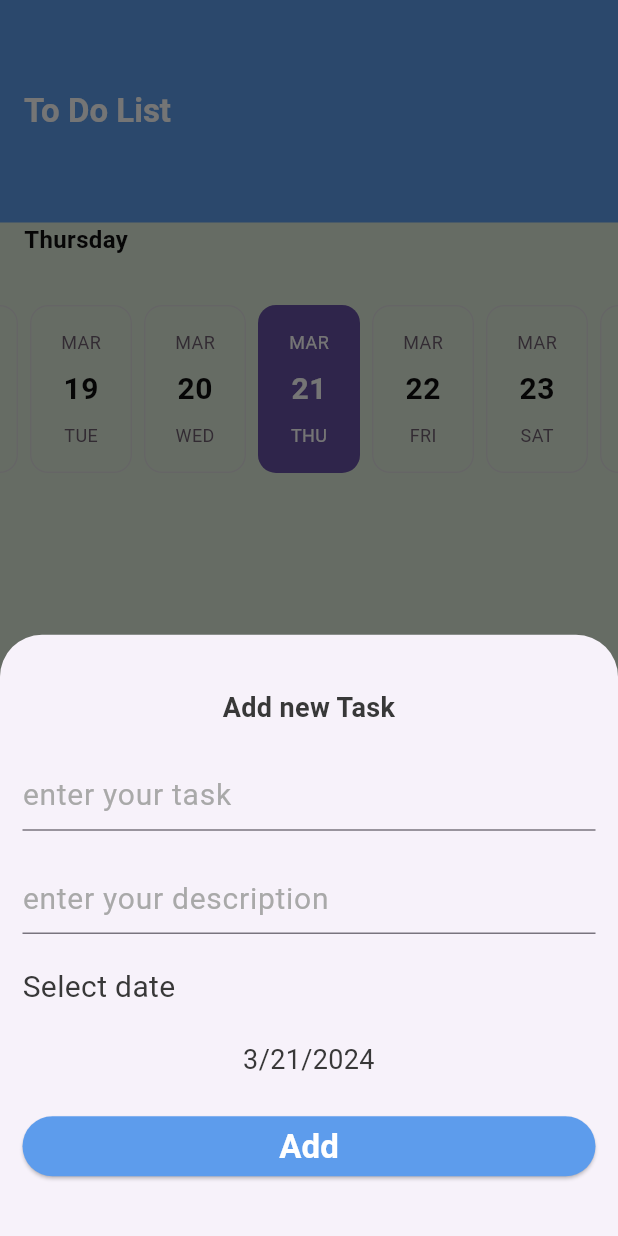
After one commit to esraa-ashraf-mohamed/To-do-List, a Flutter app: the screen it shows after launch, after a tap on the "add" icon, on a phone screen of 412 x 824 dp. The commit adds this screen. Run offline on Flutter 3.47's test engine with Material 3 defaults, Android fonts, the phone set to English and light mode, and no system bars; drawn by our look-alikes of easy_date_timeline; our stand-ins replace cloud_firestore, firebase_core, flutter_slidable; accounts and stored records are empty.

Commit message:
finish add and delete tasks.

```diff
--- /dev/null
+++ b/lib/firebase_app.dart
@@ -0,0 +1,48 @@
+import 'package:cloud_firestore/cloud_firestore.dart';
+import 'package:todo_list/models/tasks.dart';
+
+class AppFirebase{
+
+  /// 1- create collection and use manipulate a collection of (one-collection name).
+  ///   1- create object from collection.
+  ///   2- by function (withConverter) can read from fire-store
+  ///     and up to fire-store.
+
+  static CollectionReference<Tasks> getCollection(){
+    return FirebaseFirestore.instance.collection(Tasks.collectionName).
+    withConverter<Tasks>(
+        fromFirestore: (snapshot, options) => Tasks.fromJson(snapshot.data()!),
+        toFirestore: (value, options) => value.toJson(),
+    );
+  }
+
+  /// 2- add tasks to fire-store by ID.
+  ///   1- create object from collection ====> (getCollection method).
+  ///   2- create document by (doc or add).
+  ///     * (doc ==> create manual ID).
+  ///     * (add ==>  unique auto-generated ID.).
+  ///   3- sent to this function object from class model.
+  ///   4- by (set) will replace all the document data with user's data.
+
+  static Future<void> addTasksToFireStore(Tasks tasks){
+    var tasksReference = getCollection();
+    DocumentReference<Tasks> documentReference =tasksReference.doc();
+     tasks.id = documentReference.id;
+     return documentReference.set(tasks);
+  }
+
+  static Future<void> deleteTask(Tasks task){
+    return getCollection().doc(task.id).delete();
+  }
+
+/// 3- to read data from fire-store: { there are 2 types }
+///   first: one time read      ==> used it in this app
+///   second: realtime changes.
+///   ###########################
+///   steps:
+///     1. create object from collection ====> (getCollection method).
+///     2. if i need read one document, call document's ID.    (if not goto step 3)
+///     3. by (get) can read all documents.
+///     4. convert   List<QueryDocumentSnapshot<Tasks>>    ====>   List<Task>   by (map).
+///     5. setState(() {}); or notifyListeners(); in provider.
+}
--- a/lib/main.dart
+++ b/lib/main.dart
@@ -1,30 +1,28 @@
+import 'dart:io';
+import 'package:cloud_firestore/cloud_firestore.dart';
 import 'package:firebase_core/firebase_core.dart';
 import 'package:flutter/material.dart';
-import 'package:todo_list/screens/edit_task/edit_task.dart';
-import 'package:todo_list/screens/home_screen/home_screen.dart';
-import 'package:todo_list/screens/splash/splash_screen.dart';
-import 'package:todo_list/utils/themes.dart';
+import 'package:provider/provider.dart';
+import 'package:todo_list/providers/app_provider.dart';
+import 'my_app.dart';
 
 void main() async{
   WidgetsFlutterBinding.ensureInitialized();
+  Platform.isAndroid ?
+  await Firebase.initializeApp(
+    options: const FirebaseOptions(
+        apiKey: "AIzaSyDqfx60M-yBIJsIErRYl4KIQcM91xXlsWI",
+        appId: "1:116931410471:android:f1af89744042d732476c02",
+        messagingSenderId: '116931410471',
+        projectId: 'to-do-list-d7fe5')
+  ) :
   await Firebase.initializeApp();
-  runApp(const MyApp());
+  // await FirebaseFirestore.instance.disableNetwork();
+  FirebaseFirestore.instance.settings =
+      const Settings(cacheSizeBytes: Settings.CACHE_SIZE_UNLIMITED);
+  runApp(ChangeNotifierProvider(
+      child: const MyApp(),
+    create: (context) => AppProvider(),
+  )
+  );
 }
-
-class MyApp extends StatelessWidget {
-  const MyApp({super.key});
-
-  @override
-  Widget build(BuildContext context) {
-    return MaterialApp(
-      theme: AppThemes.lightMode,
-      debugShowCheckedModeBanner: false,
-      routes: {
-        SplashScreen.routeName : (_) => const SplashScreen(),
-        HomeScreen.routeName : (_) => const HomeScreen(),
-        EditTask.routeName : (_) => const EditTask()
-      },
-      initialRoute: SplashScreen.routeName,
-    );
-  }
-}
--- /dev/null
+++ b/lib/models/tasks.dart
@@ -0,0 +1,40 @@
+// create class model (data) to used in firebase.
+
+class Tasks{
+  static String collectionName = 'tasks'; // collection name in fire-store.
+
+  // data (field) in fire-store.
+  String? id;
+  String? title;
+  String? description;
+  DateTime? date;
+  bool? isDone;
+
+  // create constructor with data that i want to fill it.
+
+  Tasks({this.id ='',
+    required this.title, required this.description,
+    required this.date, this.isDone = false});
+
+  // create another constructor to get data from JSON to data variables.
+
+  Tasks.fromJson(Map<String, dynamic> data):this(
+    id: data["id"] as String,
+    title: data["title"] as String,
+    date: DateTime.fromMillisecondsSinceEpoch(data["date"]),
+    description: data["description"] as String,
+    isDone: data["isDone"]
+  );
+
+  // method return map to send data to JSON (fire-store).
+  Map<String, dynamic> toJson(){
+    return {
+      'id' : id,
+      'title': title,
+      'description': description,
+      'date': date?.millisecondsSinceEpoch,
+      'isDone': isDone
+    };
+  }
+
+}
--- /dev/null
+++ b/lib/my_app.dart
@@ -0,0 +1,23 @@
+import 'package:flutter/material.dart';
+import 'package:todo_list/screens/edit_task/edit_task.dart';
+import 'package:todo_list/screens/home_screen/home_screen.dart';
+import 'package:todo_list/screens/splash/splash_screen.dart';
+import 'package:todo_list/utils/themes.dart';
+
+class MyApp extends StatelessWidget {
+  const MyApp({super.key});
+
+  @override
+  Widget build(BuildContext context) {
+    return MaterialApp(
+      theme: AppThemes.lightMode,
+      debugShowCheckedModeBanner: false,
+      routes: {
+        SplashScreen.routeName : (_) => const SplashScreen(),
+        HomeScreen.routeName : (_) => const HomeScreen(),
+        EditTask.routeName : (_) => const EditTask()
+      },
+      initialRoute: SplashScreen.routeName,
+    );
+  }
+}
--- a/lib/providers/app_provider.dart
+++ b/lib/providers/app_provider.dart
@@ -0,0 +1,38 @@
+import 'package:cloud_firestore/cloud_firestore.dart';
+import 'package:flutter/material.dart';
+import 'package:todo_list/models/tasks.dart';
+import '../firebase_app.dart';
+
+class AppProvider extends ChangeNotifier{
+  List<Tasks> tasksList = [];
+  var dateTime = DateTime.now();
+
+  void getAllTasksFromFireStore() async{
+    QuerySnapshot<Tasks> getAllTask = await AppFirebase.getCollection().get();
+    tasksList = getAllTask.docs.map((doc){
+      return doc.data();
+    }).toList();
+
+    /// filter data by date.
+    tasksList = tasksList.where((task) {
+      if(dateTime.day == task.date?.day &&
+          dateTime.month == task.date?.month &&
+          dateTime.year == task.date?.year )
+      {
+        return true;
+      }
+      return false;
+    }).toList();
+
+    /// sort tasks.
+    tasksList.sort((task1, task2){
+        return task1.date!.compareTo(task2.date!);
+      },);
+    notifyListeners();
+  }
+
+   void changeDate(DateTime newDateTime){
+    dateTime = newDateTime ;
+    getAllTasksFromFireStore();
+  }
+}
--- a/lib/screens/home_screen/home_screen.dart
+++ b/lib/screens/home_screen/home_screen.dart
@@ -1,5 +1,9 @@
 import 'package:flutter/material.dart';
 import 'package:intl/intl.dart';
+import 'package:provider/provider.dart';
+import 'package:todo_list/firebase_app.dart';
+import 'package:todo_list/models/tasks.dart';
+import 'package:todo_list/providers/app_provider.dart';
 import 'package:todo_list/screens/settings/settings.dart';
 import 'package:todo_list/screens/tasks_screen/tasks_screen.dart';
 import 'package:todo_list/utils/app_colors.dart';
@@ -16,17 +20,20 @@ class HomeScreen extends StatefulWidget {
 
 class _HomeScreenState extends State<HomeScreen> {
 
-  String? title;
-  String? description;
+  late String title;
+  late String description;
   int currentIndex = 0;
   DateTime selectedDate = DateTime.now();
   List tabs = [
     const TasksScreen(),
     const SettingsScreen()
   ];
+  var formKey = GlobalKey<FormState>();
+  late AppProvider provider;
 
   @override
   Widget build(BuildContext context) {
+    provider = Provider.of<AppProvider>(context);
     return Scaffold(
       backgroundColor: AppColors.backgroundLight,
       appBar: AppBar(
@@ -77,7 +84,10 @@ class _HomeScreenState extends State<HomeScreen> {
     showModalBottomSheet(
       isScrollControlled: true,
       context: context,
-      builder: (context) => Container(
+      builder: (context){
+        return Padding(
+          padding: MediaQuery.of(context).viewInsets,
+          child: Container(
             height: MediaQuery.of(context).size.height * 0.45,
             margin: const EdgeInsets.all(15),
             decoration: const BoxDecoration(
@@ -86,6 +96,8 @@ class _HomeScreenState extends State<HomeScreen> {
                     topRight: Radius.circular(15)
                 )
             ),
+            child: Form(
+              key: formKey,
               child: Column(
                 crossAxisAlignment: CrossAxisAlignment.stretch,
                 mainAxisAlignment: MainAxisAlignment.spaceEvenly,
@@ -96,6 +108,12 @@ class _HomeScreenState extends State<HomeScreen> {
                     textAlign: TextAlign.center,
                   ),
                   TextFormField(
+                    validator: (value){
+                      if(value == null || value.isEmpty){
+                        return 'The task field need to fill';
+                      }
+                      return null;
+                    },
                     onChanged: (text){
                       title = text;
                     },
@@ -105,11 +123,17 @@ class _HomeScreenState extends State<HomeScreen> {
                     ),
                   ),
                   TextFormField(
+                    validator: (value){
+                      if(value == null || value.isEmpty){
+                        return 'The description field need to fill';
+                      }
+                      return null;
+                    },
                     onChanged: (text){
                       description = text;
                     },
                     decoration: InputDecoration(
-                  hintText: 'enter your task',
+                        hintText: 'enter your description',
                         hintStyle: AppThemes.regularText
                     ),
                   ),
@@ -120,12 +144,15 @@ class _HomeScreenState extends State<HomeScreen> {
                   InkWell(
                     child: Text(
                       DateFormat.yMd().format(selectedDate).toString(),
-                style: AppThemes.regularText.copyWith(fontSize: 18),
+                      style: AppThemes.regularText.copyWith(fontSize: 18, color: AppColors.blackColorLight),
                       textAlign: TextAlign.center,
                     ),
                     onTap: ()async{
                       var date = await showDatePicker(
                           context: context,
+                          onDatePickerModeChange: (value){
+                            selectedDate = value as DateTime;
+                          },
                           initialDate: selectedDate,
                           firstDate: selectedDate,
                           lastDate: selectedDate.add(const Duration(days: (365 * 5))));
@@ -133,13 +160,24 @@ class _HomeScreenState extends State<HomeScreen> {
                         selectedDate = date;
                         setState(() {});
                       }
-              },),
+                    },
+                  ),
                   ElevatedButton(
                       style: ButtonStyle(
                           backgroundColor: MaterialStateColor.resolveWith((states) => AppColors.primaryColor)
                       ),
                       onPressed: (){
+                        if(formKey.currentState!.validate() == true){
+                          Tasks task = Tasks(
+                              title: title,
+                              description: description,
+                              date: selectedDate);
+                          AppFirebase.addTasksToFireStore(task).then((value){
+                            print('Task added successful');
+                          });
+                          provider.getAllTasksFromFireStore();
                           Navigator.pop(context);
+                        }
                       },
                       child: Text(
                         'Add',
@@ -149,6 +187,9 @@ class _HomeScreenState extends State<HomeScreen> {
                 ],
               ),
             ),
+          ),
+        );
+      },
     );
   }
 }
--- /dev/null
+++ b/lib/screens/tasks_screen/tasks_screen.dart
@@ -0,0 +1,48 @@
+import 'package:easy_date_timeline/easy_date_timeline.dart';
+import 'package:flutter/material.dart';
+import 'package:provider/provider.dart';
+import 'package:todo_list/providers/app_provider.dart';
+import 'package:todo_list/screens/tasks_screen/task_screen_details.dart';
+
+class TasksScreen extends StatefulWidget {
+  const TasksScreen({super.key});
+
+  @override
+  State<TasksScreen> createState() => _TasksScreenState();
+}
+
+class _TasksScreenState extends State<TasksScreen> {
+
+  final EasyInfiniteDateTimelineController controller =
+  EasyInfiniteDateTimelineController();
+
+  @override
+  Widget build(BuildContext context) {
+    var provider = Provider.of<AppProvider>(context);
+    if(provider.tasksList.isEmpty){
+      provider.getAllTasksFromFireStore();
+    }
+    return Column(
+      children: [
+        EasyInfiniteDateTimeLine(
+          controller: controller,
+          firstDate: DateTime.now().subtract(const Duration(days: (365))),
+          lastDate: DateTime.now().add(const Duration(days: (365 * 5))),
+          onDateChange: (selectedDate) {
+            provider.changeDate(selectedDate);
+          },
+          focusDate: provider.dateTime,
+        ),
+        Expanded(
+          child: ListView.builder(
+              itemBuilder: (context, index) {
+                return TaskScreenDetails(tasks: provider.tasksList[index],);
+              },
+              itemCount: provider.tasksList.length,
+          ),
+        ),
+      ],
+    );
+  }
+
+}
```
Also changed, not shown: lib/screens/tasks_screen/task_screen_details.dart (added, +102 -0 lines), pubspec.yaml (+5 -3 lines), pubspec.lock, 6 other files. Lines whose indentation alone changed are shown as unchanged.
